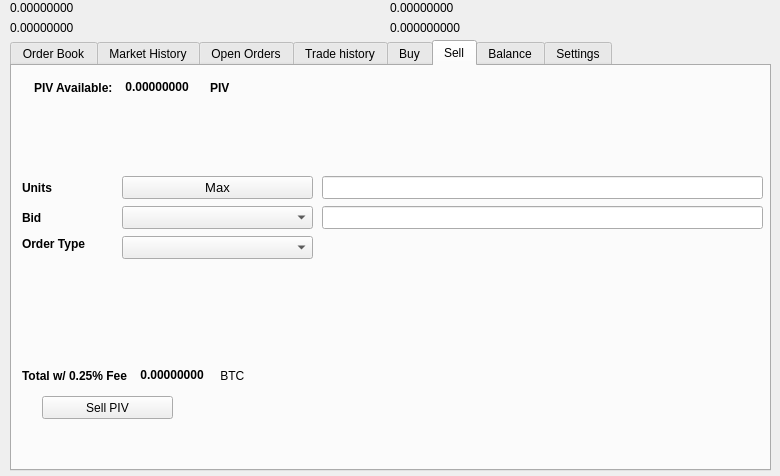
Qt form src/qt/forms/tradingdialog.ui (LUX-Core/lux) before a commit.
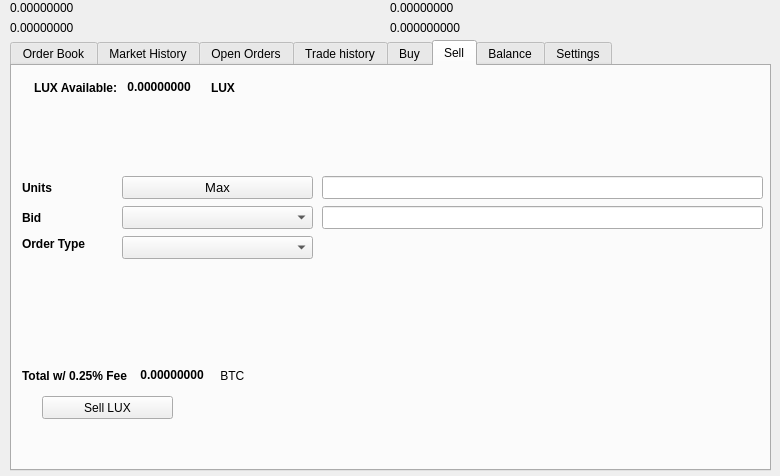
The same form after that commit. The open tabs and pages were chosen to show the change. Icons and pictures are not drawn.

```diff
--- a/src/qt/forms/tradingdialog.ui
+++ b/src/qt/forms/tradingdialog.ui
@@ -1751,7 +1751,7 @@
       </rect>
      </property>
      <property name="text">
-      <string>Sell PIV</string>
+      <string>Sell LUX</string>
      </property>
      <property name="icon">
       <iconset resource="../lux">
@@ -1777,7 +1777,7 @@
          </font>
         </property>
         <property name="text">
-         <string>PIV Available:</string>
+         <string>LUX Available:</string>
         </property>
        </widget>
       </item>
@@ -2221,7 +2221,7 @@
          </font>
         </property>
         <property name="text">
-         <string>PIV</string>
+         <string>LUX</string>
         </property>
        </widget>
       </item>
```
Left out of the diff: 34 changed lines with no effect on the pictures.
